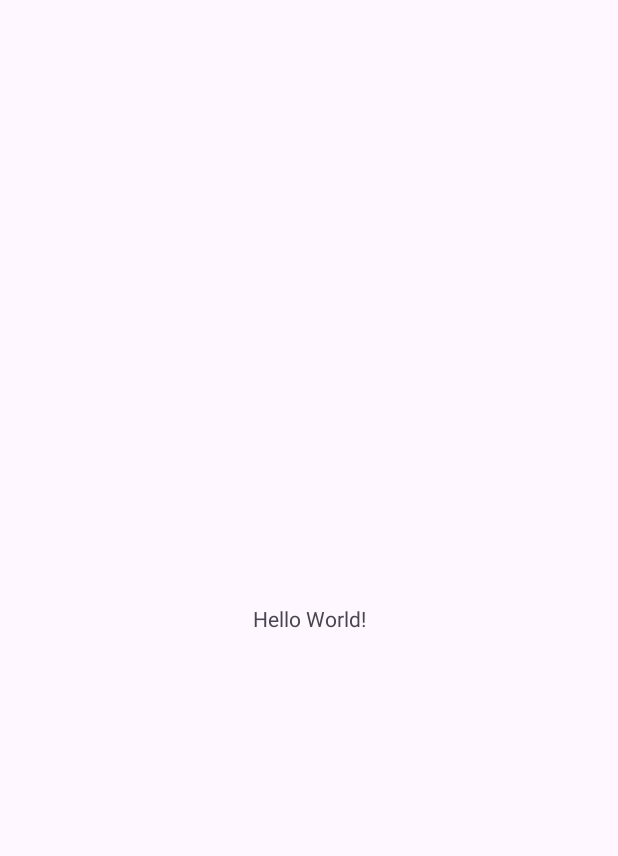
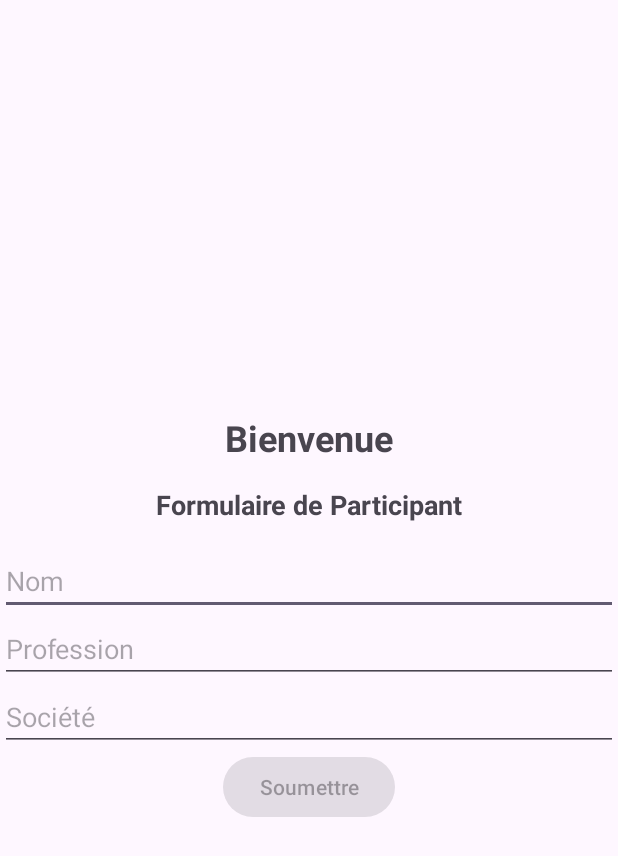
Before and after one commit to NicolasMida/KotlinAndroid, an Android app: the screen it shows after launch (MainActivity), on a phone screen of 412 x 824 dp. Before the commit the part shown is almost empty. Shown: the top 856 px of the screen. Run offline under Robolectric (Android 15) with nearby library versions, the phone set to English and light mode, and no system bars.

Commit message:
working app

```diff
--- a/app/src/main/AndroidManifest.xml
+++ b/app/src/main/AndroidManifest.xml
@@ -13,6 +13,12 @@
         android:theme="@style/Theme.MainActivity"
         tools:targetApi="31">
         <activity
+            android:name=".ThirdActivity"
+            android:exported="false" />
+        <activity
+            android:name=".SecondActivity"
+            android:exported="false" />
+        <activity
             android:name=".MainActivity"
             android:exported="true">
             <intent-filter>
--- a/app/src/main/java/com/example/mainactivity/MainActivity.kt
+++ b/app/src/main/java/com/example/mainactivity/MainActivity.kt
@@ -1,20 +1,75 @@
 package com.example.mainactivity
 
+import android.content.Intent
 import android.os.Bundle
+import android.text.Editable
+import android.text.TextWatcher
+import android.view.View
+import android.widget.Button
+import android.widget.EditText
+import android.widget.TextView
 import androidx.activity.enableEdgeToEdge
 import androidx.appcompat.app.AppCompatActivity
-import androidx.core.view.ViewCompat
-import androidx.core.view.WindowInsetsCompat
 
 class MainActivity : AppCompatActivity() {
+    private lateinit var nomEditText: EditText
+    private lateinit var professionEditText: EditText
+    private lateinit var societeEditText: EditText
+    private lateinit var submitButton: Button
+    private lateinit var errorTextView: TextView
+
     override fun onCreate(savedInstanceState: Bundle?) {
         super.onCreate(savedInstanceState)
+        setContentView(R.layout.activity_main)
         enableEdgeToEdge()
-        setContentView(R.layout.activity_main)
-        ViewCompat.setOnApplyWindowInsetsListener(findViewById(R.id.main)) { v, insets ->
-            val systemBars = insets.getInsets(WindowInsetsCompat.Type.systemBars())
-            v.setPadding(systemBars.left, systemBars.top, systemBars.right, systemBars.bottom)
-            insets
+
+        // Get views
+        submitButton = findViewById<Button>(R.id.submitButton)
+        nomEditText = findViewById<EditText>(R.id.nomEditText)
+        professionEditText = findViewById<EditText>(R.id.professionEditText)
+        societeEditText = findViewById<EditText>(R.id.societeEditText)
+        errorTextView = findViewById<TextView>(R.id.errorTextView)
+
+
+        // Listeners
+        nomEditText.addTextChangedListener(textWatcher)
+        professionEditText.addTextChangedListener(textWatcher)
+        societeEditText.addTextChangedListener(textWatcher)
+
+        submitButton.isEnabled = false
+
+
+        submitButton.setOnClickListener {
+            val nom = nomEditText.text.toString()
+            val profession = professionEditText.text.toString()
+            val societe = societeEditText.text.toString()
+            val intent = Intent(this, SecondActivity::class.java).apply {
+                putExtra("nom", nom)
+                putExtra("profession", profession)
+                putExtra("societe", societe)
+            }
+            startActivity(intent)
+        }
+    }
+
+    private val textWatcher = object : TextWatcher {
+        override fun beforeTextChanged(s: CharSequence?, start: Int, count: Int, after: Int) {}
+
+        override fun onTextChanged(s: CharSequence?, start: Int, before: Int, count: Int) {}
+
+        override fun afterTextChanged(s: Editable?) {
+            val containsSpecialCharacter = nomEditText.text.toString().contains("[^a-zA-Z]".toRegex())
+                    || professionEditText.text.toString().contains("[^a-zA-Z]".toRegex())
+                    || societeEditText.text.toString().contains("[^a-zA-Z]".toRegex())
+
+            submitButton.isEnabled = !containsSpecialCharacter
+
+            if (containsSpecialCharacter) {
+                errorTextView.text = "Veuillez saisir uniquement des lettres dans les champs."
+                errorTextView.visibility = View.VISIBLE
+            } else {
+                errorTextView.visibility = View.GONE
+            }
         }
     }
 }
--- a/app/src/main/res/layout/activity_main.xml
+++ b/app/src/main/res/layout/activity_main.xml
@@ -1,19 +1,67 @@
 <?xml version="1.0" encoding="utf-8"?>
-<androidx.constraintlayout.widget.ConstraintLayout xmlns:android="http://schemas.android.com/apk/res/android"
+<LinearLayout xmlns:android="http://schemas.android.com/apk/res/android"
     xmlns:app="http://schemas.android.com/apk/res-auto"
     xmlns:tools="http://schemas.android.com/tools"
     android:id="@+id/main"
     android:layout_width="match_parent"
     android:layout_height="match_parent"
+    android:orientation="vertical"
+    android:gravity="center"
     tools:context=".MainActivity">
 
     <TextView
         android:layout_width="wrap_content"
         android:layout_height="wrap_content"
-        android:text="Hello World!"
-        app:layout_constraintBottom_toBottomOf="parent"
-        app:layout_constraintEnd_toEndOf="parent"
-        app:layout_constraintStart_toStartOf="parent"
-        app:layout_constraintTop_toTopOf="parent" />
+        android:text="Bienvenue"
+        android:textSize="24sp"
+        android:textStyle="bold"
+        android:layout_marginBottom="16dp" />
 
-</androidx.constraintlayout.widget.ConstraintLayout>
+    <TextView
+        android:layout_width="wrap_content"
+        android:layout_height="wrap_content"
+        android:text="Formulaire de Participant"
+        android:textSize="18sp"
+        android:textStyle="bold"
+        android:layout_marginBottom="16dp" />
+
+
+
+    <EditText
+        android:id="@+id/nomEditText"
+        android:layout_width="match_parent"
+        android:layout_height="wrap_content"
+        android:hint="Nom"
+        android:inputType="text" />
+
+    <EditText
+        android:id="@+id/professionEditText"
+        android:layout_width="match_parent"
+        android:layout_height="wrap_content"
+        android:hint="Profession"
+        android:inputType="text" />
+
+    <EditText
+        android:id="@+id/societeEditText"
+        android:layout_width="match_parent"
+        android:layout_height="wrap_content"
+        android:hint="Société"
+        android:inputType="text" />
+
+    <TextView
+        android:id="@+id/errorTextView"
+        android:layout_width="wrap_content"
+        android:layout_height="wrap_content"
+        android:textColor="@android:color/holo_red_dark"
+        android:text=""
+        android:visibility="gone"
+        android:layout_marginTop="8dp"/>
+
+
+    <Button
+        android:id="@+id/submitButton"
+        android:layout_width="wrap_content"
+        android:layout_height="wrap_content"
+        android:text="Soumettre" />
+
+</LinearLayout>
```
Also changed, not shown: app/src/main/java/com/example/mainactivity/SecondActivity.kt (added, +41 -0 lines), app/src/main/java/com/example/mainactivity/ThirdActivity.kt (added, +32 -0 lines), app/src/main/res/drawable/badge_background.xml (added, +10 -0 lines), app/src/main/res/drawable/badge_image.xml (added, +9 -0 lines), app/src/main/res/drawable/border.xml (added, +10 -0 lines), app/src/main/res/drawable/default_badge_image.xml (added, +9 -0 lines), app/src/main/res/layout/activity_second.xml (added, +66 -0 lines), app/src/main/res/layout/activity_third.xml (added, +48 -0 lines).
